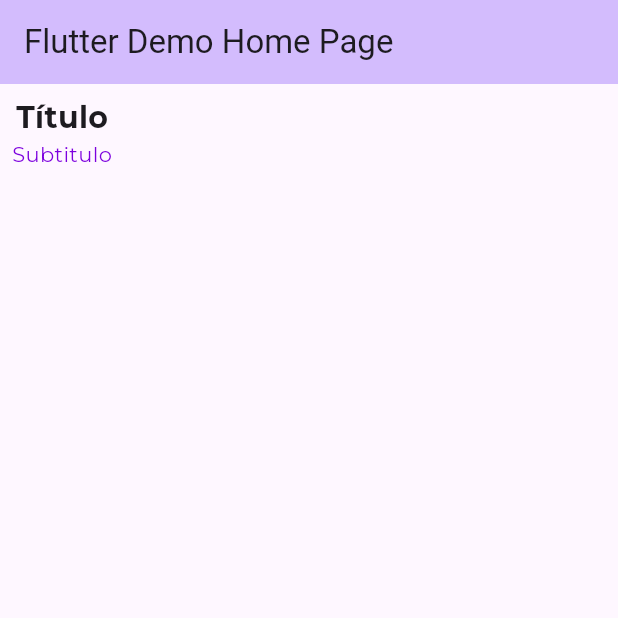
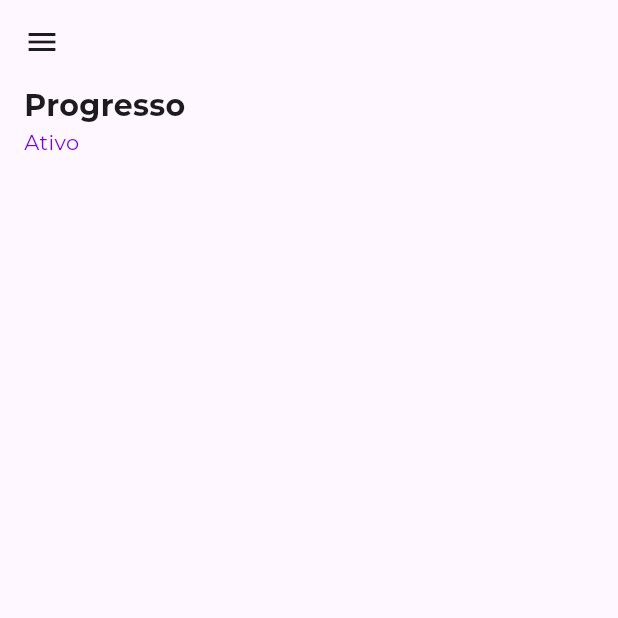
Before and after one commit to antonioalberto-dev/ptmol_safe, a Flutter app: the screen it shows after launch, on a phone screen of 412 x 824 dp, the top half of it. Run offline on Flutter 3.47's test engine with Material 2 defaults, Android fonts, the phone set to English and light mode, and no system bars; our stand-ins replace google_fonts.

```diff
--- /dev/null
+++ b/lib/core/mock_data.dart
@@ -0,0 +1,8 @@
+class MockData{
+  static String ameaca_ajuda = "Uma situação indesejável que pode colocar em risco osativos do usuário";
+  static String fontes_ajuda = "Agentes maliciosos que pode estar infiltrados dentro oufora da rede para violar a privacidade do usuário";
+  static String prevencao_ajuda = "Alerta do sistema para informar os usuários sobre qualquer ação que pode causar violações graves para a sua privacidade";
+  static String ativo_ajuda = "Algo relacionado ao alvo (usuário) que possui valor pessoal";
+  static String uso_malicioso_ajuda = "Ação que um agente malicioso executa para violar aprivacidade de um usuário";
+  static String contramedida_ajuda = "Ações do sistema para mitigar ameaças de privacidade executadas pelas fontes de vazamento";
+}
--- a/lib/main.dart
+++ b/lib/main.dart
@@ -16,15 +16,13 @@ class MyApp extends StatelessWidget {
         colorScheme: ColorScheme.fromSeed(seedColor: Colors.deepPurple),
         useMaterial3: true,
       ),
-      home: const MyHomePage(title: 'Flutter Demo Home Page'),
+      home: const MyHomePage(),
     );
   }
 }
 
 class MyHomePage extends StatefulWidget {
-  const MyHomePage({super.key, required this.title});
-
-  final String title;
+  const MyHomePage({super.key});
 
   @override
   State<MyHomePage> createState() => _MyHomePageState();
@@ -34,20 +32,21 @@ class _MyHomePageState extends State<MyHomePage> {
   @override
   Widget build(BuildContext context) {
     return Scaffold(
-      appBar: AppBar(
-        backgroundColor: Theme.of(context).colorScheme.inversePrimary,
-        title: Text(widget.title),
-      ),
+      drawer: const Drawer(),
+      appBar: AppBar(),
       body: Padding(
-        padding: const EdgeInsets.all(8.0),
+        padding: const EdgeInsets.symmetric(
+          horizontal: 16.0,
+        ),
         child: Column(
+          crossAxisAlignment: CrossAxisAlignment.start,
           children: [
             Text(
-              "Título",
+              "Progresso",
               style: DefaultTheme.titleLarge,
             ),
             Text(
-              "Subtitulo",
+              "Ativo",
               style: DefaultTheme.subtitleMedium,
             ),
           ],
```
Also changed, not shown: assets/icons/alerta.svg (added), assets/icons/ameaca_reputacao.svg (added), assets/icons/clonagem_perfil.svg (added), assets/icons/div_informacao.svg (added), assets/icons/espionagem.svg (added), assets/icons/grav_nao_autorizada.svg (added), assets/icons/inferencia_dados.svg (added), assets/icons/recon_facial.svg (added), assets/icons/roubo_id.svg (added), assets/illustrations/1_tutorial.svg (added), assets/illustrations/2_tutorial.svg (added), assets/illustrations/3_tutorial.svg (added), assets/illustrations/4_tutorial.svg (added), assets/illustrations/5_tutorial.svg (added), 4 more files.
